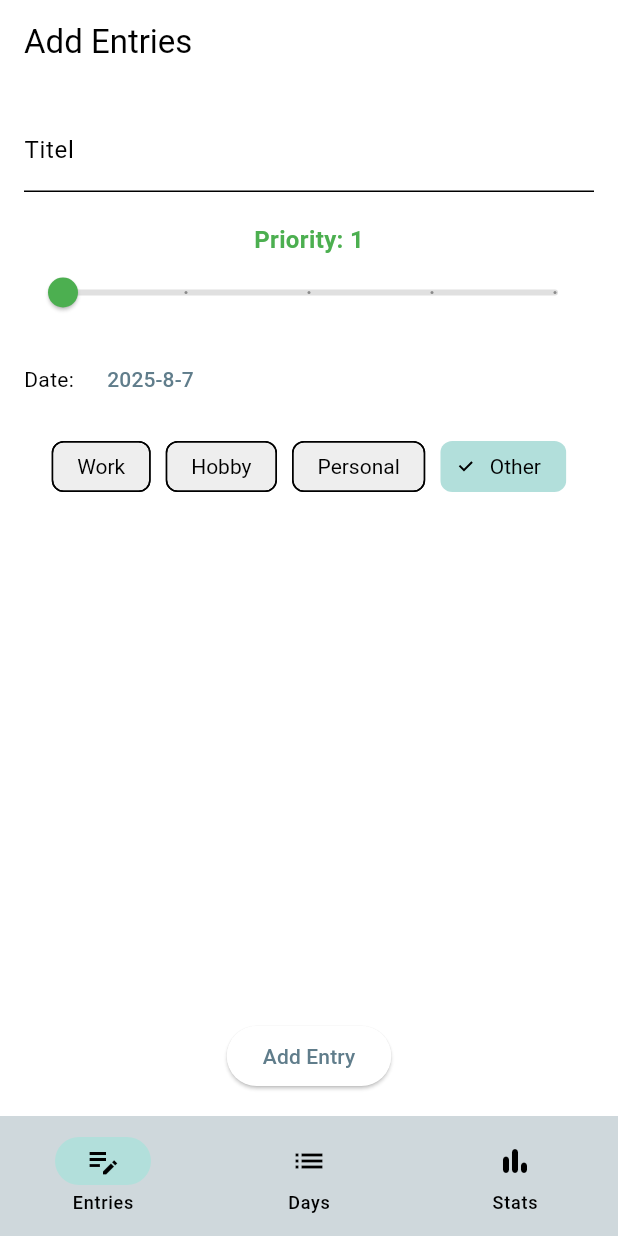
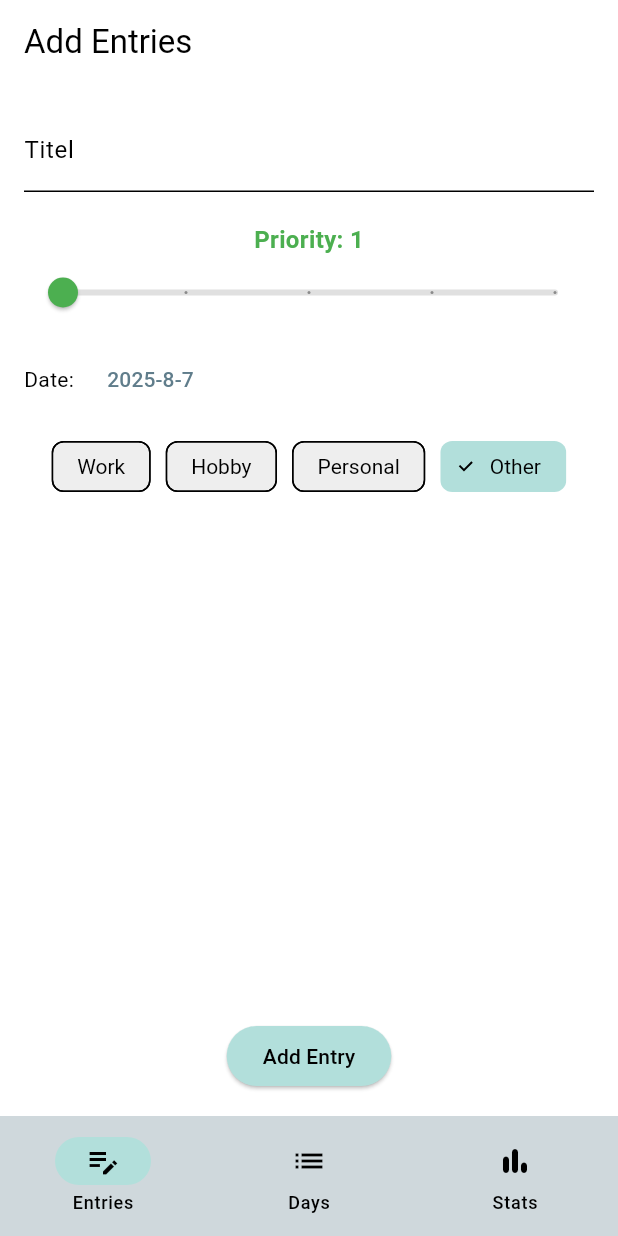
Before and after one commit to Chibinoo/ChatGPT-try, a Flutter app: the screen it shows after launch, on a phone screen of 412 x 824 dp. Run offline on Flutter 3.47's test engine with Material 3 defaults, Android fonts, the phone set to English and light mode, and no system bars; our stand-ins replace cloud_firestore, firebase_core, fl_chart, hive, hive_flutter; accounts and stored records are empty.

Commit message:
fixing colors ad add enterie page

```diff
--- a/lib/pages/home_page.dart
+++ b/lib/pages/home_page.dart
@@ -1,4 +1,5 @@
 import 'package:flutter/material.dart';
+import 'package:flutter_application_1/themes/theme_provider.dart';
 import 'package:provider/provider.dart';
 import '../data/entry_provider.dart';
 import '../data/entry.dart';
@@ -26,9 +27,12 @@ class _HomePageState extends State<HomePage> {
     }
 @override
 Widget build(BuildContext context) {
+  final theme = Theme.of(context);
     return Scaffold(
       appBar: AppBar(
         title: const Text('Add Entries'),
+        backgroundColor: theme.appBarTheme.backgroundColor,
+        foregroundColor: theme.appBarTheme.foregroundColor,
       ),
       body: Padding(
         padding: const EdgeInsets.all(16),
@@ -97,6 +101,9 @@ Widget build(BuildContext context) {
                 return ChoiceChip(
                   label: Text(cat),
                   selected: isSelected,
+                  selectedColor: theme.colorScheme.secondaryContainer,
+                  backgroundColor: theme.chipTheme.backgroundColor,
+                  labelStyle: theme.chipTheme.labelStyle,
                   onSelected: (_){
                     setState(()=>_selectedCategory=cat);
                   },
@@ -105,15 +112,20 @@ Widget build(BuildContext context) {
             ),
             const Spacer(),
             ElevatedButton(
-              onPressed: (){
-                final entry=Entry(
+              style: ElevatedButton.styleFrom(
+                backgroundColor: theme.colorScheme.secondaryContainer,
+                foregroundColor: Provider.of<ThemeProvider>(context).isDarkMode
+                    ? Colors.amber[700] // or any color for dark mode
+                    : Colors.black,     // or any color for light mode
+              ),
+              onPressed: () {
+                final entry = Entry(
                   title: _titleControler.text,
                   date: _selectedDate,
                   priority: _priority.round(),
-                  category: _selectedCategory
+                  category: _selectedCategory,
                 );
                 Provider.of<EntryProvider>(context, listen: false).addEntry(entry);
-                //Navigator.pop(context);
               },
               child: const Text('Add Entry'),
             ),
```
